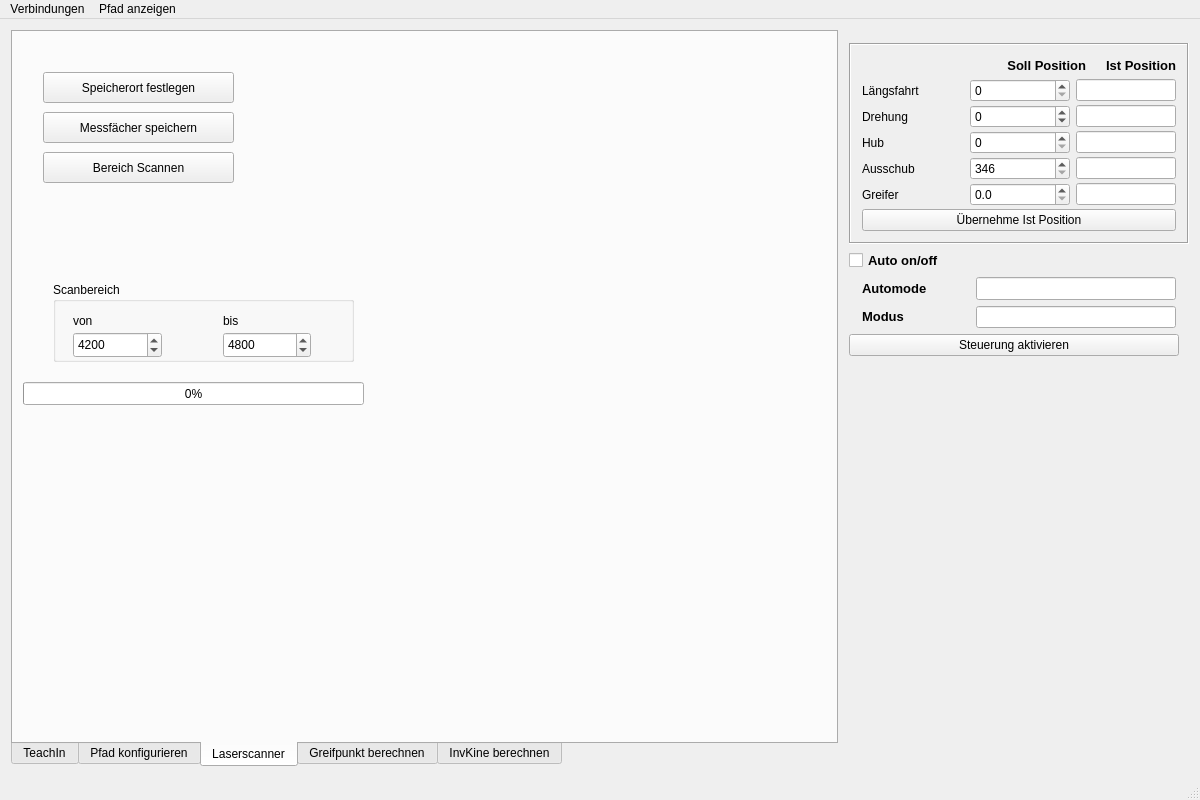
Qt form mainwindow.ui (LaurinCoder/Robokran) before a commit.
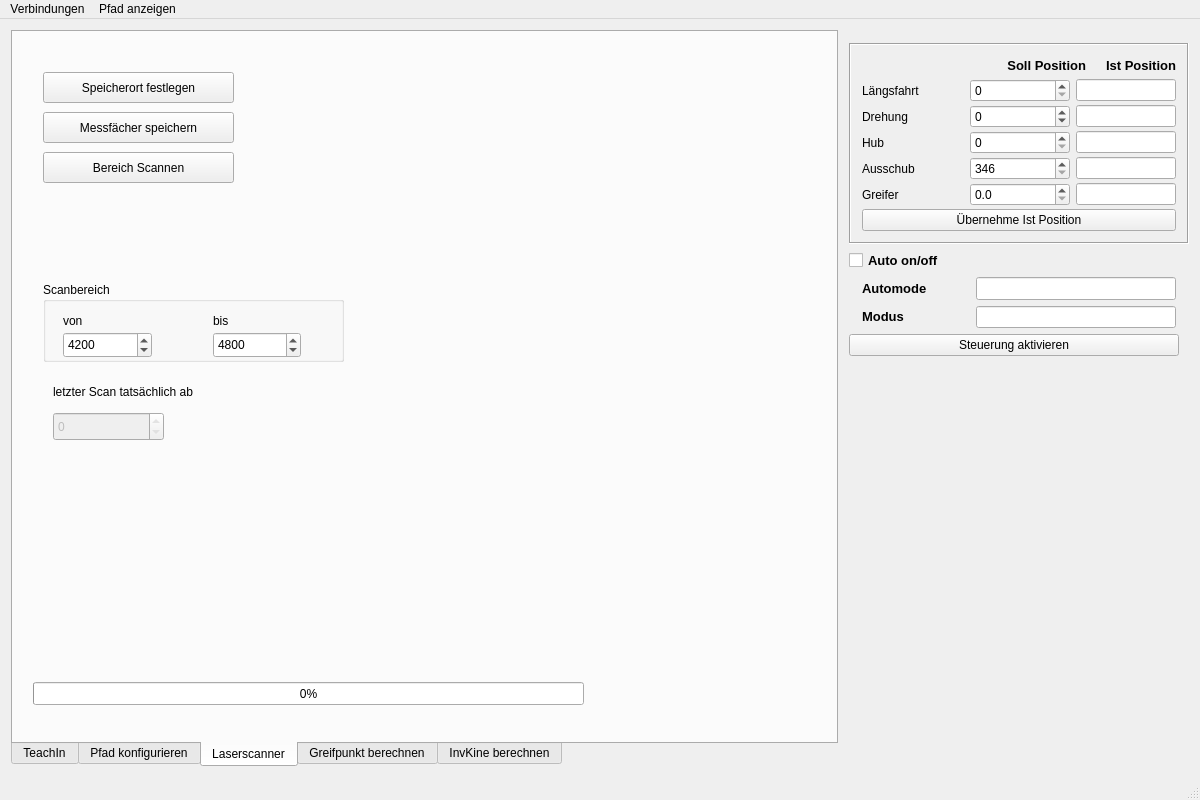
The same form after that commit. The open tabs and pages were chosen to show the change.

```diff
--- a/mainwindow.ui
+++ b/mainwindow.ui
@@ -443,9 +443,9 @@
        <widget class="QProgressBar" name="progressBar">
         <property name="geometry">
          <rect>
-          <x>10</x>
-          <y>350</y>
-          <width>341</width>
+          <x>20</x>
+          <y>650</y>
+          <width>551</width>
           <height>23</height>
          </rect>
         </property>
@@ -477,7 +477,7 @@
        <widget class="QGroupBox" name="groupBox">
         <property name="geometry">
          <rect>
-          <x>40</x>
+          <x>30</x>
           <y>250</y>
           <width>301</width>
           <height>80</height>
@@ -551,6 +551,44 @@
          </property>
         </widget>
        </widget>
+       <widget class="QLabel" name="label_31">
+        <property name="geometry">
+         <rect>
+          <x>40</x>
+          <y>350</y>
+          <width>331</width>
+          <height>20</height>
+         </rect>
+        </property>
+        <property name="text">
+         <string>letzter Scan tatsächlich ab</string>
+        </property>
+       </widget>
+       <widget class="QSpinBox" name="scanFromReal">
+        <property name="enabled">
+         <bool>false</bool>
+        </property>
+        <property name="geometry">
+         <rect>
+          <x>40</x>
+          <y>380</y>
+          <width>111</width>
+          <height>29</height>
+         </rect>
+        </property>
+        <property name="readOnly">
+         <bool>true</bool>
+        </property>
+        <property name="minimum">
+         <number>0</number>
+        </property>
+        <property name="maximum">
+         <number>5700</number>
+        </property>
+        <property name="value">
+         <number>0</number>
+        </property>
+       </widget>
       </widget>
       <widget class="QWidget" name="tab_5">
        <attribute name="title">
```
Left out of the diff: 84 changed lines with no effect on the pictures.
